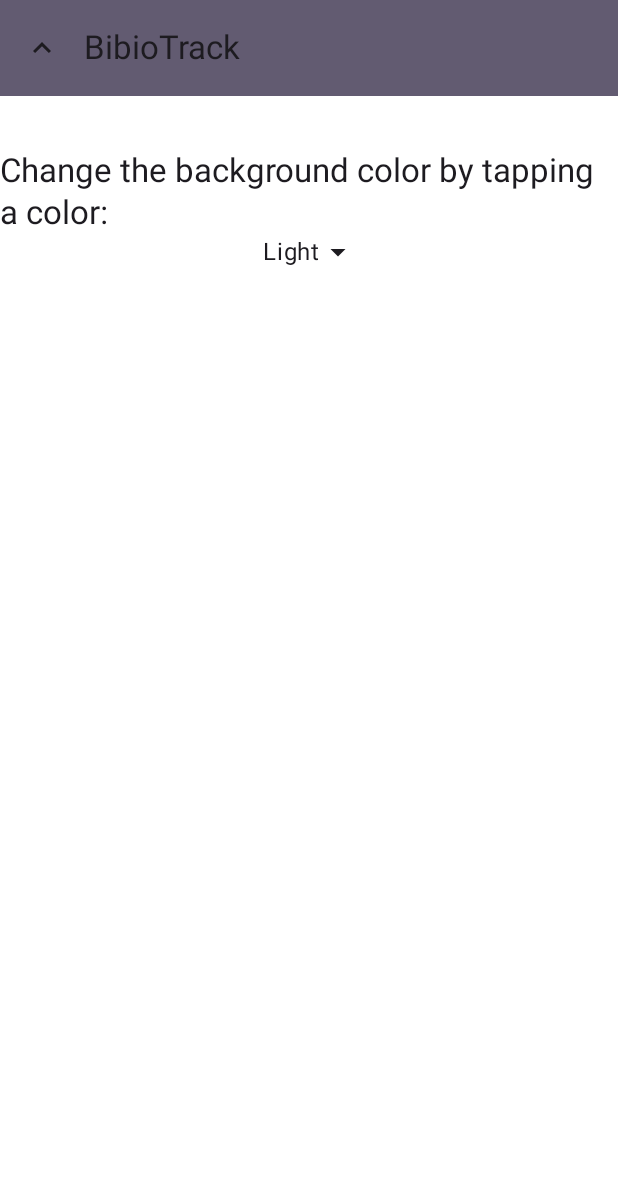
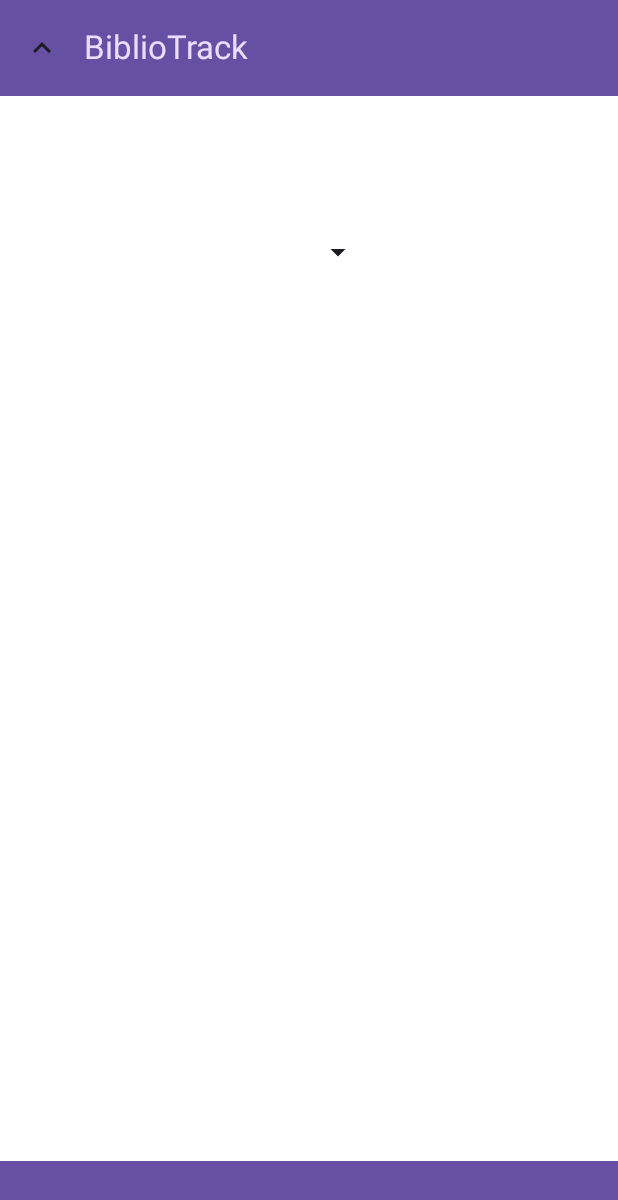
Before and after one commit to Oscarlin0591/BiblioTrack, an Android app built with Jetpack Compose: the ColorChangeScreen screen opened through its navigation route, on a phone screen of 412 x 824 dp. Shown: the top 1200 px of the screen. Run offline under Robolectric (Android 15) with nearby library versions, the light colour scheme and no system bars; 1 statement that could not run was skipped.

Commit message:
UI Tweaks

```diff
--- a/app/src/main/java/com/example/bibliotrack/navigation/AppNavigation.kt
+++ b/app/src/main/java/com/example/bibliotrack/navigation/AppNavigation.kt
@@ -19,6 +19,7 @@ import androidx.compose.material3.TopAppBarDefaults
 import androidx.compose.runtime.Composable
 import androidx.compose.runtime.getValue
 import androidx.compose.ui.Modifier
+import androidx.compose.ui.graphics.Color
 import androidx.lifecycle.viewmodel.compose.viewModel
 import androidx.navigation.NavController
 import androidx.navigation.NavType
@@ -44,6 +45,7 @@ fun AppBar(
     navController: NavController,
     navigateUp: () -> Unit,
     textToShare: String,
+    textToShare1: String,
     context: Context,
     bookEntryViewModel: BookEntryViewModel = viewModel(factory = AppViewModelProvider.Factory),
     modifier: Modifier
@@ -51,7 +53,7 @@ fun AppBar(
     val backStackEntry by navController.currentBackStackEntryAsState()
     val canNavigateBack = backStackEntry?.destination?.route != AppScreens.HomeScreen.name
     TopAppBar(
-        title = { Text("BibioTrack", style = MaterialTheme.typography.titleLarge) },
+        title = { Text("BiblioTrack", color = MaterialTheme.colorScheme.primaryContainer) },
         colors = TopAppBarDefaults.mediumTopAppBarColors(
             containerColor = MaterialTheme.colorScheme.primary
         ),
@@ -61,6 +63,7 @@ fun AppBar(
                 IconButton(onClick = navigateUp) {
                     Icon(
                         imageVector = Icons.Default.KeyboardArrowUp,
+                        tint = MaterialTheme.colorScheme.primaryContainer,
                         contentDescription = ""
                     )
                 }
@@ -73,6 +76,7 @@ fun AppBar(
                         type = "text/plain"
                         putExtra(Intent.EXTRA_SUBJECT, "Check out this book!")
                         putExtra(Intent.EXTRA_TEXT, textToShare)
+                        putExtra(Intent.EXTRA_TEXT, textToShare1)
                     }
                     context.startActivity(
                         Intent.createChooser(
@@ -83,6 +87,7 @@ fun AppBar(
                 }) {
                     Icon(
                         imageVector = Icons.Default.Share,
+                        tint = MaterialTheme.colorScheme.primaryContainer,
                         contentDescription = "Share items"
                     )
                 }
@@ -90,12 +95,12 @@ fun AppBar(
             IconButton(
                 onClick = { navController.navigate(route = AppScreens.ColorChangeScreen.name) }
             ) {
-                Icon(Icons.Default.Settings, contentDescription = null)
+                Icon(Icons.Default.Settings, tint = MaterialTheme.colorScheme.primaryContainer, contentDescription = null)
             }
             IconButton(
                 onClick = { navController.navigate(route = AppScreens.AboutScreen.name) }
             ) {
-                Icon(Icons.Default.Info, contentDescription = null)
+                Icon(Icons.Default.Info, tint = MaterialTheme.colorScheme.primaryContainer, contentDescription = null)
             }
         }
     )
@@ -107,16 +112,15 @@ fun PlainBar(
     currentScreen: String,
     navController: NavController,
     navigateUp: () -> Unit,
-    textToShare: String,
     context: Context,
     modifier: Modifier
 ) {
     val backStackEntry by navController.currentBackStackEntryAsState()
     val canNavigateBack = backStackEntry?.destination?.route != AppScreens.HomeScreen.name
     TopAppBar(
-        title = { Text("BibioTrack") },
+        title = { Text("BiblioTrack", color = MaterialTheme.colorScheme.primaryContainer) },
         colors = TopAppBarDefaults.mediumTopAppBarColors(
-            containerColor = MaterialTheme.colorScheme.secondary
+            containerColor = MaterialTheme.colorScheme.primary
         ),
         modifier = modifier,
         navigationIcon = {
--- a/app/src/main/java/com/example/bibliotrack/screens/AboutScreen.kt
+++ b/app/src/main/java/com/example/bibliotrack/screens/AboutScreen.kt
@@ -37,14 +37,13 @@ fun AboutScreen(
                 currentScreen = AppScreens.AboutScreen.name,
                 navController = navController,
                 navigateUp = { navController.navigateUp() },
-                textToShare = "",
                 context = LocalContext.current,
                 modifier = Modifier
             )
         },
         bottomBar = {
             BottomAppBar(
-                containerColor = MaterialTheme.colorScheme.secondary,
+                containerColor = MaterialTheme.colorScheme.primary,
                 contentColor = Color.Black,
                 modifier = Modifier.windowInsetsBottomHeight(insets = WindowInsets(bottom = 50.dp))
             ) {}
@@ -57,11 +56,13 @@ fun AboutScreen(
                         "\nbut you forgot where you left off! That’s where our app comes in! " +
                         "\nIt’s an all-in-one bookmarking app. The app allows you to manually input where you left off on a book, so you don’t have to guess what chapter you last viewed. " +
                         "\nThis app is perfect for people who read a lot of books. ",
+                color = MaterialTheme.colorScheme.primaryContainer,
                 modifier = Modifier.padding(8.dp)
             )
             HorizontalDivider(modifier = Modifier.padding(vertical = 52.dp))
             Text(
                 text = "This app is made by Jacob Levin and Oscar Lin",
+                color = MaterialTheme.colorScheme.primaryContainer,
                 style = MaterialTheme.typography.titleLarge
             )
         }
--- a/app/src/main/java/com/example/bibliotrack/screens/AddBookScreen.kt
+++ b/app/src/main/java/com/example/bibliotrack/screens/AddBookScreen.kt
@@ -41,7 +41,6 @@ fun AddBookScreen(
                 currentScreen = AppScreens.AboutScreen.name,
                 navController = navController,
                 navigateUp = { navController.navigateUp() },
-                textToShare = "",
                 context = LocalContext.current,
                 modifier = Modifier
             )
--- a/app/src/main/java/com/example/bibliotrack/screens/BookEditScreen.kt
+++ b/app/src/main/java/com/example/bibliotrack/screens/BookEditScreen.kt
@@ -39,7 +39,6 @@ fun BookEditScreen(
                 currentScreen = AppScreens.AboutScreen.name,
                 navController = navController,
                 navigateUp = { navController.navigateUp() },
-                textToShare = "",
                 context = LocalContext.current,
                 modifier = Modifier
             )
--- a/app/src/main/java/com/example/bibliotrack/screens/BookListScreen.kt
+++ b/app/src/main/java/com/example/bibliotrack/screens/BookListScreen.kt
@@ -66,13 +66,14 @@ fun BookListScreen(
                 navigateUp = { navController.navigateUp() },
                 context = LocalContext.current,
                 textToShare = "",
+                textToShare1 = "",
                 bookEntryViewModel = bookEntryViewModel,
                 modifier = Modifier
             )
         },
         bottomBar = { //bottom app bar for cleaner look of the app
             BottomAppBar(
-                containerColor = MaterialTheme.colorScheme.secondary,
+                containerColor = MaterialTheme.colorScheme.primary,
                 contentColor = Color.Black,
                 modifier = Modifier.windowInsetsBottomHeight(insets = WindowInsets(bottom = 50.dp))
             ) {}
--- a/app/src/main/java/com/example/bibliotrack/screens/ColorChangeScreen.kt
+++ b/app/src/main/java/com/example/bibliotrack/screens/ColorChangeScreen.kt
@@ -6,10 +6,13 @@ import androidx.compose.foundation.clickable
 import androidx.compose.foundation.layout.Box
 import androidx.compose.foundation.layout.Column
 import androidx.compose.foundation.layout.Row
+import androidx.compose.foundation.layout.WindowInsets
 import androidx.compose.foundation.layout.fillMaxWidth
 import androidx.compose.foundation.layout.padding
+import androidx.compose.foundation.layout.windowInsetsBottomHeight
 import androidx.compose.material.icons.Icons
 import androidx.compose.material.icons.filled.ArrowDropDown
+import androidx.compose.material3.BottomAppBar
 import androidx.compose.material3.DropdownMenu
 import androidx.compose.material3.DropdownMenuItem
 import androidx.compose.material3.ExperimentalMaterial3Api
@@ -42,12 +45,12 @@ fun ColorChangeScreen(
 ) {
     val isExpanded = remember { mutableStateOf(false) }
     val colors = listOf("Light","Dark", "Default", "Yellow", "Purple", "Green")
-    val defaultColor = MaterialTheme.colorScheme.primaryContainer
+    val defaultColor = MaterialTheme.colorScheme.secondary
     @Composable
     fun DropDown() {
         Column {
             Row (modifier = Modifier.clickable { isExpanded.value = true }){
-                Text(colors[bookEntryViewModel.dropDownPosition])
+                Text(colors[bookEntryViewModel.dropDownPosition], color = MaterialTheme.colorScheme.onPrimary)
                 Icon(Icons.Default.ArrowDropDown, contentDescription = null)
             }
         }
@@ -60,10 +63,16 @@ fun ColorChangeScreen(
                 currentScreen = AppScreens.AboutScreen.name,
                 navController = navController,
                 navigateUp = { navController.navigateUp() },
-                textToShare = "",
                 context = LocalContext.current,
                 modifier = Modifier
             )
+        },
+        bottomBar = {
+            BottomAppBar(
+                containerColor = MaterialTheme.colorScheme.primary,
+                contentColor = Color.Black,
+                modifier = Modifier.windowInsetsBottomHeight(insets = WindowInsets(bottom = 50.dp))
+            ) {}
         },
         containerColor = bookEntryViewModel.backgroundColor
 
@@ -77,6 +86,7 @@ fun ColorChangeScreen(
         ) {
             Text(
                 "Change the background color by tapping a color:",
+                color = MaterialTheme.colorScheme.onPrimary,
                 style = MaterialTheme.typography.titleLarge
             )
             Box {
@@ -87,7 +97,7 @@ fun ColorChangeScreen(
                     colors.forEachIndexed { index, color ->
                         DropdownMenuItem(
                             text = {
-                                Text(text = color)
+                                Text(text = color, color = MaterialTheme.colorScheme.onPrimary)
                             },
                             onClick = {
                                 isExpanded.value = false
--- a/app/src/main/java/com/example/bibliotrack/screens/HomeScreen.kt
+++ b/app/src/main/java/com/example/bibliotrack/screens/HomeScreen.kt
@@ -32,7 +32,7 @@ fun HomeScreen(
     bookEntryViewModel: BookEntryViewModel
 ) {
     Scaffold(
-        //containerColor = MaterialTheme.colorScheme.primaryContainer,
+        containerColor = bookEntryViewModel.backgroundColor,
         topBar = {
             AppBar(
                 currentScreen = AppScreens.HomeScreen.name,
@@ -40,27 +40,27 @@ fun HomeScreen(
                 navigateUp = { navController.navigateUp() },
                 context = LocalContext.current,
                 textToShare = "",
+                textToShare1 = "",
                 bookEntryViewModel = bookEntryViewModel,
                 modifier = Modifier
             )
         },
         bottomBar = {
             BottomAppBar (
-                containerColor = MaterialTheme.colorScheme.secondary,
+                containerColor = MaterialTheme.colorScheme.primary,
                 contentColor = Color.Black,
                 modifier = Modifier.windowInsetsBottomHeight(insets = WindowInsets(bottom=50.dp))
             ) {}
-        },
-        containerColor = bookEntryViewModel.backgroundColor
+        }
     ) {
 
         Column (modifier = Modifier
             .fillMaxSize(), verticalArrangement = Arrangement.Center, horizontalAlignment = Alignment.CenterHorizontally){
-            Text("Welcome to BiblioTrack!", modifier = Modifier.padding(bottom = 24.dp), color = Color.Black)
+            Text("Welcome to BiblioTrack!", modifier = Modifier.padding(bottom = 24.dp), color = MaterialTheme.colorScheme.onPrimary)
             Button(onClick ={
                 navController.navigate(route = AppScreens.BookListScreen.name)}
             ) {
-                Text("Tap here to start!")
+                Text("Start")
             }
         }
     }
--- a/app/src/main/java/com/example/bibliotrack/screens/SettingScreen.kt
+++ /dev/null
@@ -1 +0,0 @@
-package com.example.bibliotrack.screens
```
Also changed, not shown: app/src/main/java/com/example/bibliotrack/model/BookEditViewModel.kt (deleted, +0 -66 lines), app/src/main/java/com/example/bibliotrack/model/BookEntryViewModel.kt (+7 -2 lines), app/src/main/java/com/example/bibliotrack/model/ListViewModel.kt (deleted, +0 -34 lines), app/src/main/java/com/example/bibliotrack/model/ViewModelUtils.kt (deleted, +0 -23 lines), app/src/main/java/com/example/bibliotrack/screens/DetailScreen.kt (+14 -13 lines).
